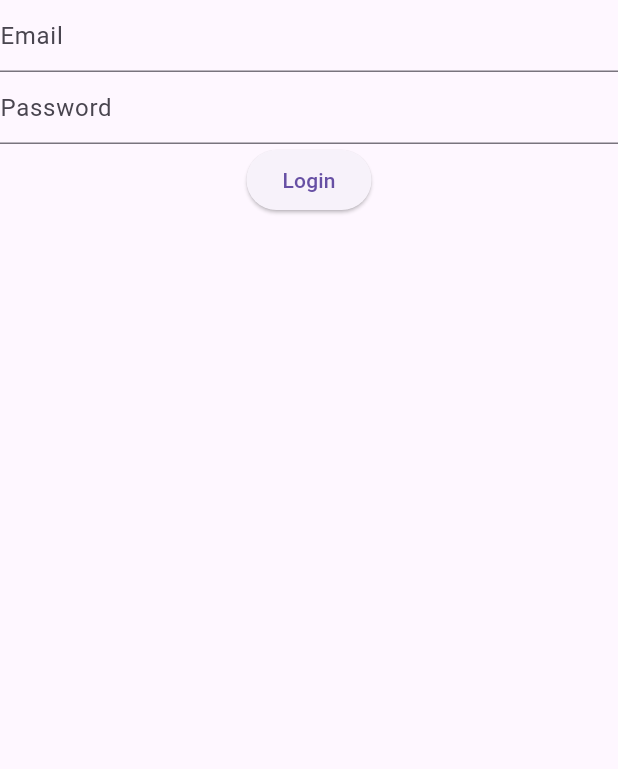
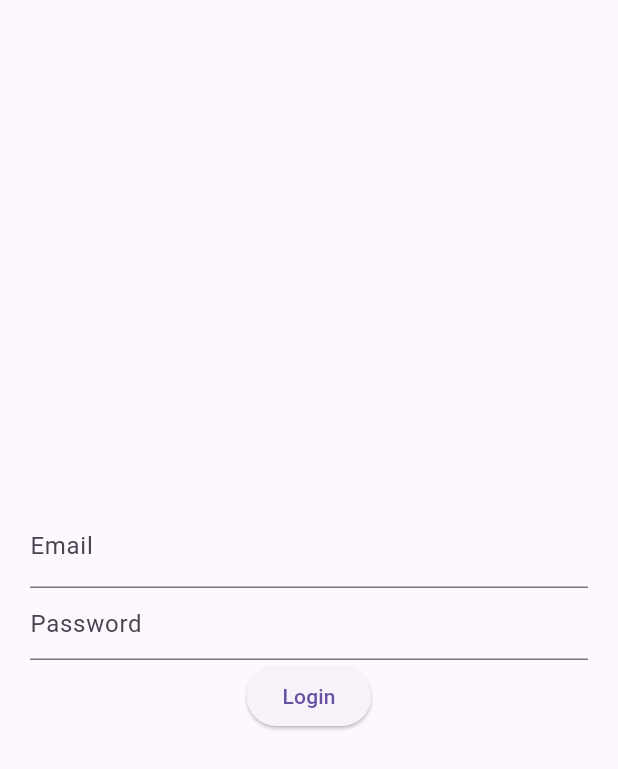
Before and after one commit to Suhaibusman/Getx_Practice, a Flutter app: the LoginView screen opened directly, on a phone screen of 412 x 824 dp. Shown: the top 769 px of the screen. Run offline on Flutter 3.47's test engine with Material 3 defaults, Android fonts, the light colour scheme and no system bars; our stand-ins replace get, image_picker.

Commit message:
login with api done

```diff
--- a/lib/ui/home_view.dart
+++ b/lib/ui/home_view.dart
@@ -3,7 +3,7 @@ import 'package:flutter/material.dart';
 import 'package:get/get.dart';
 
 import 'package:getx_practice/controller/counter_controller.dart';
-import 'package:getx_practice/ui/counter_view.dart';
+import 'package:getx_practice/ui/login_view.dart';
 
 import '../controller/home_controller.dart';
 
@@ -68,9 +68,9 @@ class HomeView extends StatelessWidget {
             ),
             ElevatedButton(
                 onPressed: () {
-                  Get.to(const CounterView());
+                  Get.to(const LoginView());
                 },
-                child: const Text("Navigate to CounterScreen")),
+                child: const Text("Navigate to Login Screen")),
             ElevatedButton(
               onPressed: () {
                 Get.defaultDialog(
--- a/lib/ui/login_view.dart
+++ b/lib/ui/login_view.dart
@@ -9,12 +9,17 @@ class LoginView extends StatelessWidget {
   Widget build(BuildContext context) {
     LoginController login = Get.put(LoginController());
     return Scaffold(
-      body: Column(
+      body: Padding(
+        padding: const EdgeInsets.all(20),
+        child: Column(
+          mainAxisAlignment: MainAxisAlignment.center,
           children: [
             TextFormField(
+
               decoration: const InputDecoration(
-              hintText: "Email"
+                labelText: 'Email',
               ),
+
               controller: login.emailController.value,
             ),
              TextFormField(
@@ -23,9 +28,12 @@ class LoginView extends StatelessWidget {
               ),
               controller: login.passwordController.value,
             ),
-          ElevatedButton(
-            onPressed: () {}, child: const Text("Login"),)
+           login.loading.value?  Obx(() => CircularProgressIndicator()): ElevatedButton(
+              onPressed: () {
+                login.loginAPi();
+              }, child: const Text("Login"),)
           ],
+        ),
       ),
     );
   }
```
Also changed, not shown: lib/controller/login_controller.dart (+29 -1 lines). Lines whose indentation alone changed are shown as unchanged.
